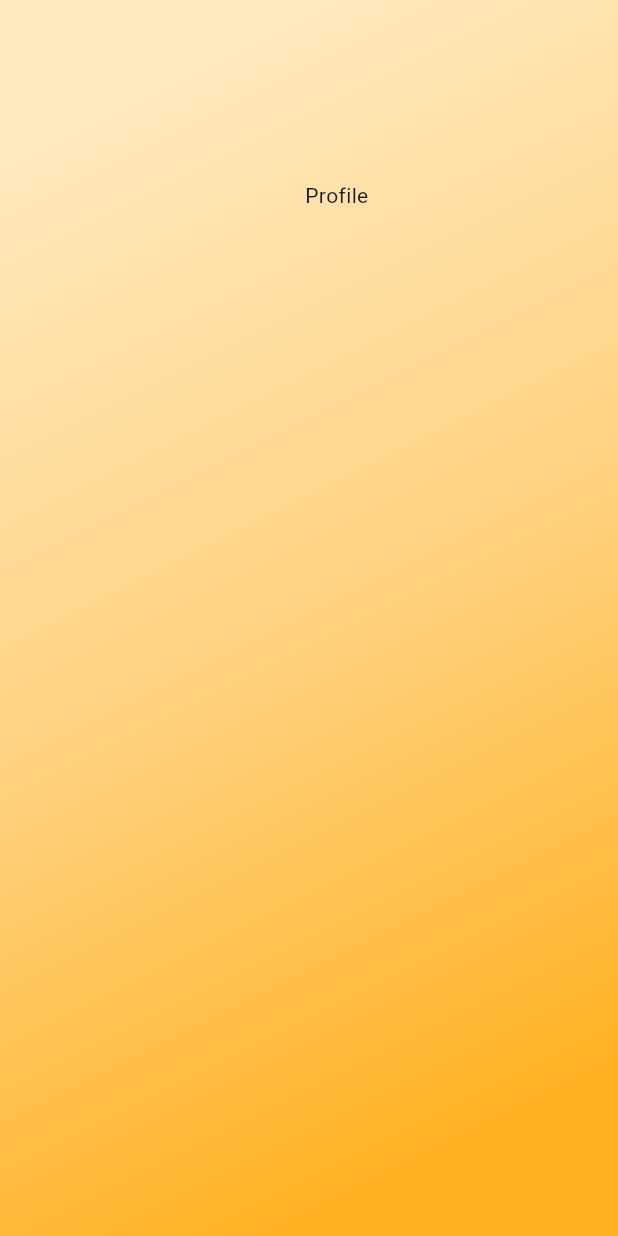
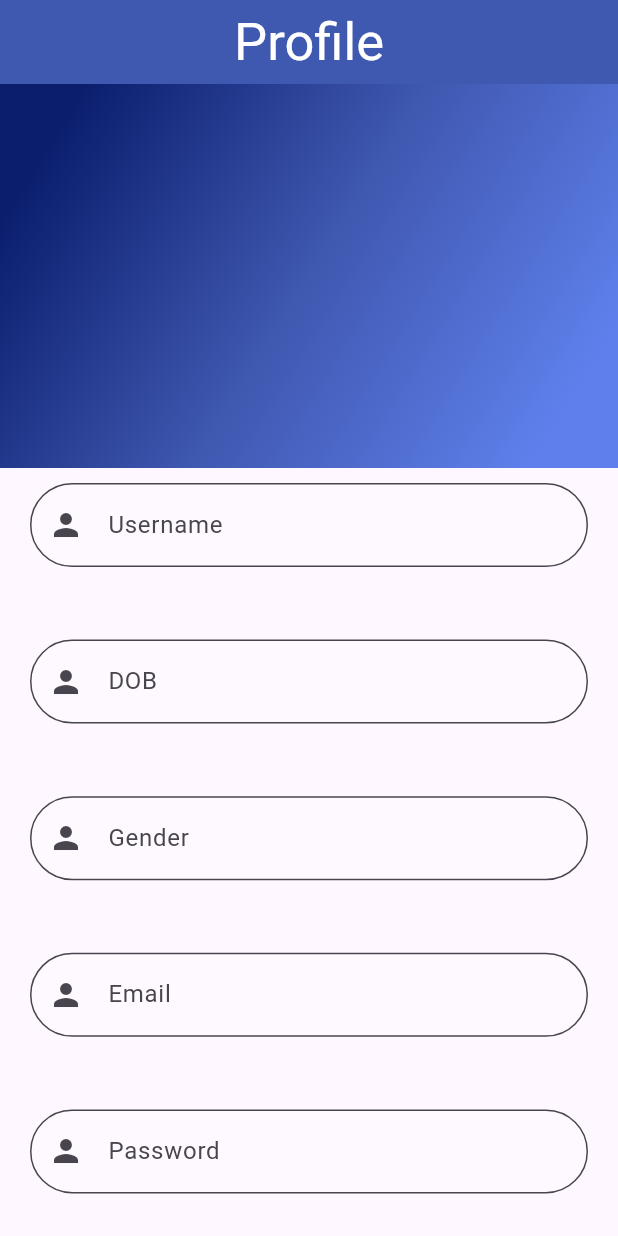
Before and after one commit to Google-Solutions-Challenge/PharmaQuill-App, a Flutter app: the screen it shows after launch, on a phone screen of 412 x 824 dp. Run offline on Flutter 3.47's test engine with Material 3 defaults, Android fonts, the phone set to English and light mode, and no system bars.

Commit message:
Added the Text Fields

```diff
--- a/pharmaquill/lib/components/signup.dart
+++ b/pharmaquill/lib/components/signup.dart
@@ -1,7 +1,7 @@
 import 'package:flutter/material.dart';
 
 class SignUp extends StatefulWidget {
-  const SignUp({super.key});
+  const SignUp({Key? key}) : super(key: key);
 
   @override
   State<SignUp> createState() => _SignUpState();
@@ -11,7 +11,17 @@ class _SignUpState extends State<SignUp> {
   @override
   Widget build(BuildContext context) {
     return Scaffold(
-      body: Column(children: [
+        appBar: AppBar(
+          backgroundColor: const Color.fromARGB(255, 63, 88, 176),
+          title: const Center(
+            child: Text(
+              "Profile",
+              style: TextStyle(fontSize: 35, color: Colors.white),
+            ),
+          ),
+        ),
+        body: Column(
+          children: [
             Expanded(
                 flex: 1,
                 child: Stack(alignment: Alignment.center, children: [
@@ -22,21 +32,71 @@ class _SignUpState extends State<SignUp> {
                         end: Alignment.bottomRight,
                         stops: [0.1, 0.5, 0.9],
                         colors: [
-                      Color(0xFFffe9bf),
-                      Color(0xFFffd280),
-                      Color(0xFFffb020),
+                          Color.fromARGB(255, 11, 30, 110),
+                          Color.fromARGB(255, 63, 88, 176),
+                          Color.fromARGB(255, 95, 128, 236),
+                        ],
+                      ),
+                      boxShadow: [
+                        BoxShadow(
+                          color: Colors.white,
+                          offset: Offset(0.0, 0.0),
+                          blurRadius: 0.0,
+                          spreadRadius: 0.0,
+                        ),
+                      ],
+                    ),
+                  ),
+                ])),
+            Expanded(
+              flex: 2,
+              child: Container(
+                alignment: Alignment.topCenter,
+                child: Column(
+                  mainAxisAlignment: MainAxisAlignment.center,
+                  children: [
+                    Expanded(
+                      child: _buildTextField("Username"),
+                    ),
+                    const SizedBox(height: 10),
+                    Expanded(
+                      child: _buildTextField("DOB"),
+                    ),
+                    const SizedBox(height: 10),
+                    Expanded(
+                      child: _buildTextField("Gender"),
+                    ),
+                    const SizedBox(height: 10),
+                    Expanded(
+                      child: _buildTextField("Email"),
+                    ),
+                    const SizedBox(height: 10),
+                    Expanded(
+                      child: _buildTextField("Password"),
+                    ),
                   ],
                 ),
               ),
             ),
-              Container(
-                alignment: const Alignment(0.1, -0.7),
-                child: const Text(
-                  "Profile",
+          ],
+        ));
+  }
+
+  Widget _buildTextField(String hintText) {
+    return Padding(
+      padding: const EdgeInsets.symmetric(horizontal: 20, vertical: 10),
+      child: TextField(
+        decoration: InputDecoration(
+          hintText: hintText,
+          prefixIcon: const Icon(Icons.person),
+          border: OutlineInputBorder(
+            borderRadius: BorderRadius.circular(30),
+            borderSide: const BorderSide(color: Colors.blue, width: 2.0),
           ),
-              )
-            ])),
-      ]),
+          filled: true,
+          fillColor: Colors.white.withOpacity(0.3),
+        ),
+      ),
     );
   }
 }
```
Lines whose indentation alone changed are shown as unchanged.
